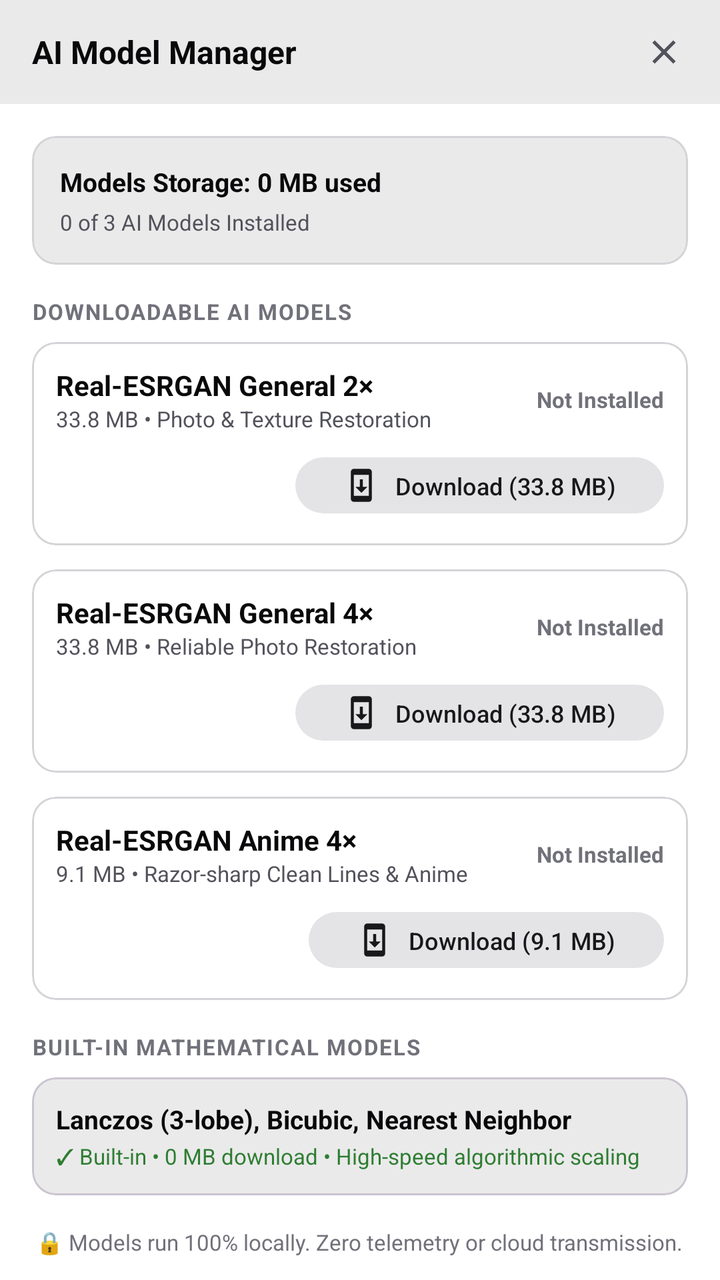
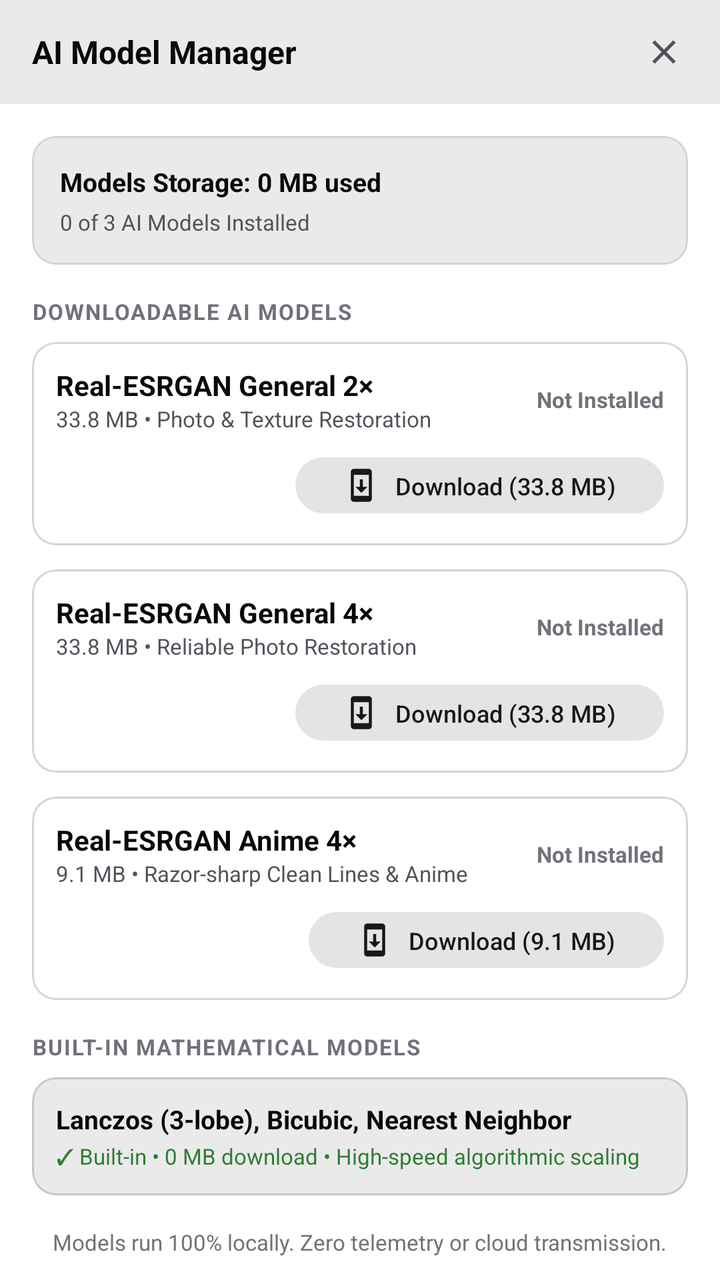

Two renders of the same Android screen: before a commit and after it. Below are the layout's source before the change and the commit's diff.
<!-- AndroidManifest.xml: application theme Theme.VeilFrame -->
<!-- res/layout/dialog_upscale_model_manager.xml -->
<?xml version="1.0" encoding="utf-8"?>
<LinearLayout xmlns:android="http://schemas.android.com/apk/res/android"
    xmlns:app="http://schemas.android.com/apk/res-auto"
    android:layout_width="match_parent"
    android:layout_height="wrap_content"
    android:background="@color/vf_surface"
    android:orientation="vertical">

    
    <LinearLayout
        android:layout_width="match_parent"
        android:layout_height="52dp"
        android:gravity="center_vertical"
        android:orientation="horizontal"
        android:paddingStart="16dp"
        android:paddingEnd="12dp"
        android:background="@color/vf_surface_variant">

        <TextView
            android:layout_width="0dp"
            android:layout_height="wrap_content"
            android:layout_weight="1"
            android:text="AI Model Manager"
            android:textColor="@color/vf_text_primary"
            android:textSize="16sp"
            android:textStyle="bold" />

        <com.google.android.material.button.MaterialButton
            android:id="@+id/btnModelManagerClose"
            style="@style/Widget.Material3.Button.IconButton"
            android:layout_width="40dp"
            android:layout_height="40dp"
            android:contentDescription="Close Model Manager"
            app:icon="@drawable/ic_close"
            app:iconTint="@color/vf_text_secondary" />
    </LinearLayout>

    
    <androidx.core.widget.NestedScrollView
        android:layout_width="match_parent"
        android:layout_height="wrap_content"
        android:maxHeight="520dp"
        android:fillViewport="true">

        <LinearLayout
            android:layout_width="match_parent"
            android:layout_height="wrap_content"
            android:orientation="vertical"
            android:padding="16dp">

            
            <com.google.android.material.card.MaterialCardView
                android:layout_width="match_parent"
                android:layout_height="wrap_content"
                android:layout_marginBottom="16dp"
                app:cardBackgroundColor="@color/vf_surface_variant"
                app:cardCornerRadius="12dp"
                app:strokeColor="@color/vf_surface_stroke"
                app:strokeWidth="1dp">

                <LinearLayout
                    android:layout_width="match_parent"
                    android:layout_height="wrap_content"
                    android:orientation="vertical"
                    android:padding="14dp">

                    <TextView
                        android:id="@+id/tvModelStorageSummary"
                        android:layout_width="wrap_content"
                        android:layout_height="wrap_content"
                        android:text="Models Storage: 0 MB used"
                        android:textColor="@color/vf_text_primary"
                        android:textSize="13sp"
                        android:textStyle="bold"
                        android:layout_marginBottom="4dp" />

                    <TextView
                        android:id="@+id/tvModelCountSummary"
                        android:layout_width="wrap_content"
                        android:layout_height="wrap_content"
                        android:text="0 of 3 AI Models Installed"
                        android:textColor="@color/vf_text_secondary"
                        android:textSize="11sp" />
                </LinearLayout>
            </com.google.android.material.card.MaterialCardView>

            
            <TextView
                android:layout_width="wrap_content"
                android:layout_height="wrap_content"
                android:text="DOWNLOADABLE AI MODELS"
                android:textColor="@color/vf_text_muted"
                android:textSize="11sp"
                android:textStyle="bold"
                android:letterSpacing="0.06"
                android:layout_marginBottom="8dp" />

            
            <com.google.android.material.card.MaterialCardView
                android:layout_width="match_parent"
                android:layout_height="wrap_content"
                android:layout_marginBottom="12dp"
                app:cardBackgroundColor="@color/vf_surface"
                app:cardCornerRadius="12dp"
                app:strokeColor="@color/vf_surface_stroke"
                app:strokeWidth="1dp">

                <LinearLayout
                    android:layout_width="match_parent"
                    android:layout_height="wrap_content"
                    android:orientation="vertical"
                    android:padding="12dp">

                    <LinearLayout
                        android:layout_width="match_parent"
                        android:layout_height="wrap_content"
                        android:orientation="horizontal"
                        android:gravity="center_vertical">

                        <LinearLayout
                            android:layout_width="0dp"
                            android:layout_height="wrap_content"
                            android:layout_weight="1"
                            android:orientation="vertical">

                            <TextView
                                android:layout_width="wrap_content"
                                android:layout_height="wrap_content"
                                android:text="Real-ESRGAN General 2×"
                                android:textColor="@color/vf_text_primary"
                                android:textSize="14sp"
                                android:textStyle="bold" />

                            <TextView
                                android:layout_width="wrap_content"
                                android:layout_height="wrap_content"
                                android:text="33.8 MB • Photo &amp; Texture Restoration"
                                android:textColor="@color/vf_text_secondary"
                                android:textSize="11sp" />
                        </LinearLayout>

                        <TextView
                            android:id="@+id/tvModelStatus2x"
                            android:layout_width="wrap_content"
                            android:layout_height="wrap_content"
                            android:text="Not Installed"
                            android:textColor="@color/vf_text_muted"
                            android:textSize="11sp"
                            android:textStyle="bold" />
                    </LinearLayout>

                    <com.google.android.material.progressindicator.LinearProgressIndicator
                        android:id="@+id/progressModel2x"
                        android:layout_width="match_parent"
                        android:layout_height="wrap_content"
                        android:layout_marginTop="8dp"
                        android:layout_marginBottom="4dp"
                        android:indeterminate="true"
                        android:visibility="gone"
                        app:indicatorColor="@color/vf_primary"
                        app:trackColor="@color/vf_surface_variant" />

                    <LinearLayout
                        android:layout_width="match_parent"
                        android:layout_height="wrap_content"
                        android:orientation="horizontal"
                        android:gravity="end"
                        android:layout_marginTop="8dp">

                        <com.google.android.material.button.MaterialButton
                            android:id="@+id/btnDeleteModel2x"
                            style="@style/Widget.Material3.Button.TextButton"
                            android:layout_width="wrap_content"
                            android:layout_height="36dp"
                            android:text="Delete"
                            android:textColor="@color/vf_accent_red"
                            android:textSize="12sp"
                            android:visibility="gone" />

                        <com.google.android.material.button.MaterialButton
                            android:id="@+id/btnDownloadModel2x"
                            style="@style/Widget.Material3.Button.TonalButton"
                            android:layout_width="wrap_content"
                            android:layout_height="36dp"
                            android:text="Download (33.8 MB)"
                            android:textSize="12sp"
                            android:textColor="@color/vf_primary"
                            app:icon="@drawable/ic_system_update"
                            app:iconTint="@color/vf_primary" />
                    </LinearLayout>
                </LinearLayout>
            </com.google.android.material.card.MaterialCardView>

            
            <com.google.android.material.card.MaterialCardView
                android:layout_width="match_parent"
                android:layout_height="wrap_content"
                android:layout_marginBottom="12dp"
                app:cardBackgroundColor="@color/vf_surface"
                app:cardCornerRadius="12dp"
                app:strokeColor="@color/vf_surface_stroke"
                app:strokeWidth="1dp">

                <LinearLayout
                    android:layout_width="match_parent"
                    android:layout_height="wrap_content"
                    android:orientation="vertical"
                    android:padding="12dp">

                    <LinearLayout
                        android:layout_width="match_parent"
                        android:layout_height="wrap_content"
                        android:orientation="horizontal"
                        android:gravity="center_vertical">

                        <LinearLayout
                            android:layout_width="0dp"
                            android:layout_height="wrap_content"
                            android:layout_weight="1"
                            android:orientation="vertical">

                            <TextView
                                android:layout_width="wrap_content"
                                android:layout_height="wrap_content"
                                android:text="Real-ESRGAN General 4×"
                                android:textColor="@color/vf_text_primary"
                                android:textSize="14sp"
                                android:textStyle="bold" />

                            <TextView
                                android:layout_width="wrap_content"
                                android:layout_height="wrap_content"
                                android:text="33.8 MB • Reliable Photo Restoration"
                                android:textColor="@color/vf_text_secondary"
                                android:textSize="11sp" />
                        </LinearLayout>

                        <TextView
                            android:id="@+id/tvModelStatus4x"
                            android:layout_width="wrap_content"
                            android:layout_height="wrap_content"
                            android:text="Not Installed"
                            android:textColor="@color/vf_text_muted"
                            android:textSize="11sp"
                            android:textStyle="bold" />
                    </LinearLayout>

                    <com.google.android.material.progressindicator.LinearProgressIndicator
                        android:id="@+id/progressModel4x"
                        android:layout_width="match_parent"
                        android:layout_height="wrap_content"
                        android:layout_marginTop="8dp"
                        android:layout_marginBottom="4dp"
                        android:indeterminate="true"
                        android:visibility="gone"
                        app:indicatorColor="@color/vf_primary"
                        app:trackColor="@color/vf_surface_variant" />

                    <LinearLayout
                        android:layout_width="match_parent"
                        android:layout_height="wrap_content"
                        android:orientation="horizontal"
                        android:gravity="end"
                        android:layout_marginTop="8dp">

                        <com.google.android.material.button.MaterialButton
                            android:id="@+id/btnDeleteModel4x"
                            style="@style/Widget.Material3.Button.TextButton"
                            android:layout_width="wrap_content"
                            android:layout_height="36dp"
                            android:text="Delete"
                            android:textColor="@color/vf_accent_red"
                            android:textSize="12sp"
                            android:visibility="gone" />

                        <com.google.android.material.button.MaterialButton
                            android:id="@+id/btnDownloadModel4x"
                            style="@style/Widget.Material3.Button.TonalButton"
                            android:layout_width="wrap_content"
                            android:layout_height="36dp"
                            android:text="Download (33.8 MB)"
                            android:textSize="12sp"
                            android:textColor="@color/vf_primary"
                            app:icon="@drawable/ic_system_update"
                            app:iconTint="@color/vf_primary" />
                    </LinearLayout>
                </LinearLayout>
            </com.google.android.material.card.MaterialCardView>

            
            <com.google.android.material.card.MaterialCardView
                android:layout_width="match_parent"
                android:layout_height="wrap_content"
                android:layout_marginBottom="16dp"
                app:cardBackgroundColor="@color/vf_surface"
                app:cardCornerRadius="12dp"
                app:strokeColor="@color/vf_surface_stroke"
                app:strokeWidth="1dp">

                <LinearLayout
                    android:layout_width="match_parent"
                    android:layout_height="wrap_content"
                    android:orientation="vertical"
                    android:padding="12dp">

                    <LinearLayout
                        android:layout_width="match_parent"
                        android:layout_height="wrap_content"
                        android:orientation="horizontal"
                        android:gravity="center_vertical">

                        <LinearLayout
                            android:layout_width="0dp"
                            android:layout_height="wrap_content"
                            android:layout_weight="1"
                            android:orientation="vertical">

                            <TextView
                                android:layout_width="wrap_content"
                                android:layout_height="wrap_content"
                                android:text="Real-ESRGAN Anime 4×"
                                android:textColor="@color/vf_text_primary"
                                android:textSize="14sp"
                                android:textStyle="bold" />

                            <TextView
                                android:layout_width="wrap_content"
                                android:layout_height="wrap_content"
                                android:text="9.1 MB • Razor-sharp Clean Lines &amp; Anime"
                                android:textColor="@color/vf_text_secondary"
                                android:textSize="11sp" />
                        </LinearLayout>

                        <TextView
                            android:id="@+id/tvModelStatusAnime"
                            android:layout_width="wrap_content"
                            android:layout_height="wrap_content"
                            android:text="Not Installed"
                            android:textColor="@color/vf_text_muted"
                            android:textSize="11sp"
                            android:textStyle="bold" />
                    </LinearLayout>

                    <com.google.android.material.progressindicator.LinearProgressIndicator
                        android:id="@+id/progressModelAnime"
                        android:layout_width="match_parent"
                        android:layout_height="wrap_content"
                        android:layout_marginTop="8dp"
                        android:layout_marginBottom="4dp"
                        android:indeterminate="true"
                        android:visibility="gone"
                        app:indicatorColor="@color/vf_primary"
                        app:trackColor="@color/vf_surface_variant" />

                    <LinearLayout
                        android:layout_width="match_parent"
                        android:layout_height="wrap_content"
                        android:orientation="horizontal"
                        android:gravity="end"
                        android:layout_marginTop="8dp">

                        <com.google.android.material.button.MaterialButton
                            android:id="@+id/btnDeleteModelAnime"
                            style="@style/Widget.Material3.Button.TextButton"
                            android:layout_width="wrap_content"
                            android:layout_height="36dp"
                            android:text="Delete"
                            android:textColor="@color/vf_accent_red"
                            android:textSize="12sp"
                            android:visibility="gone" />

                        <com.google.android.material.button.MaterialButton
                            android:id="@+id/btnDownloadModelAnime"
                            style="@style/Widget.Material3.Button.TonalButton"
                            android:layout_width="wrap_content"
                            android:layout_height="36dp"
                            android:text="Download (9.1 MB)"
                            android:textSize="12sp"
                            android:textColor="@color/vf_primary"
                            app:icon="@drawable/ic_system_update"
                            app:iconTint="@color/vf_primary" />
                    </LinearLayout>
                </LinearLayout>
            </com.google.android.material.card.MaterialCardView>

            
            <TextView
                android:layout_width="wrap_content"
                android:layout_height="wrap_content"
                android:text="BUILT-IN MATHEMATICAL MODELS"
                android:textColor="@color/vf_text_muted"
                android:textSize="11sp"
                android:textStyle="bold"
                android:letterSpacing="0.06"
                android:layout_marginBottom="8dp" />

            
            <com.google.android.material.card.MaterialCardView
                android:layout_width="match_parent"
                android:layout_height="wrap_content"
                android:layout_marginBottom="16dp"
                app:cardBackgroundColor="@color/vf_surface_variant"
                app:cardCornerRadius="12dp">

                <LinearLayout
                    android:layout_width="match_parent"
                    android:layout_height="wrap_content"
                    android:orientation="vertical"
                    android:padding="12dp">

                    <TextView
                        android:layout_width="wrap_content"
                        android:layout_height="wrap_content"
                        android:text="Lanczos (3-lobe), Bicubic, Nearest Neighbor"
                        android:textColor="@color/vf_text_primary"
                        android:textSize="13sp"
                        android:textStyle="bold"
                        android:layout_marginBottom="2dp" />

                    <TextView
                        android:layout_width="wrap_content"
                        android:layout_height="wrap_content"
                        android:text="✓ Built-in • 0 MB download • High-speed algorithmic scaling"
                        android:textColor="@color/vf_accent_green"
                        android:textSize="11sp" />
                </LinearLayout>
            </com.google.android.material.card.MaterialCardView>

            
            <TextView
                android:layout_width="wrap_content"
                android:layout_height="wrap_content"
                android:layout_gravity="center"
                android:text="🔒 Models run 100% locally. Zero telemetry or cloud transmission."
                android:textColor="@color/vf_text_muted"
                android:textSize="11sp" />
        </LinearLayout>
    </androidx.core.widget.NestedScrollView>
</LinearLayout>
<!-- resources referenced by this layout -->
<resources>
  <color name="vf_accent_green">#2E7D32</color>
  <color name="vf_accent_red">#C53030</color>
  <color name="vf_primary">#18181B</color>
  <color name="vf_surface">#FFFFFF</color>
  <color name="vf_surface_stroke">#D4D4D8</color>
  <color name="vf_surface_variant">#EAEAEA</color>
  <color name="vf_text_muted">#71717A</color>
  <color name="vf_text_primary">#09090B</color>
  <color name="vf_text_secondary">#52525B</color>
  <!-- drawable ic_close (drawable) -->
  <?xml version="1.0" encoding="utf-8"?>
  <vector xmlns:android="http://schemas.android.com/apk/res/android"
      android:width="24dp"
      android:height="24dp"
      android:viewportWidth="24"
      android:viewportHeight="24">
      <path
          android:fillColor="@color/vf_text_secondary"
          android:pathData="M19,6.41L17.59,5 12,10.59 6.41,5 5,6.41 10.59,12 5,17.59 6.41,19 12,13.41 17.59,19 19,17.59 13.41,12z"/>
  </vector>
  <style name="Theme.VeilFrame" parent="Theme.Material3.DayNight.NoActionBar">
          
          <item name="colorPrimary">@color/vf_primary</item>
          <item name="colorOnPrimary">@color/vf_on_primary</item>
          <item name="colorPrimaryContainer">@color/vf_primary_container</item>
          <item name="colorOnPrimaryContainer">@color/vf_text_primary</item>
  
          
          <item name="colorSecondary">@color/vf_secondary</item>
          <item name="colorOnSecondary">@color/vf_on_secondary</item>
          <item name="colorSecondaryContainer">@color/vf_secondary_container</item>
          <item name="colorOnSecondaryContainer">@color/vf_text_primary</item>
  
          
          <item name="android:windowBackground">@color/vf_bg_dark</item>
          <item name="colorSurface">@color/vf_surface</item>
          <item name="colorSurfaceVariant">@color/vf_surface_variant</item>
          <item name="colorOnSurface">@color/vf_text_primary</item>
          <item name="colorOnSurfaceVariant">@color/vf_text_secondary</item>
  
          
          <item name="android:statusBarColor">@color/vf_bg_dark</item>
          <item name="android:navigationBarColor">@color/vf_bg_dark</item>
          <item name="android:windowLightStatusBar">false</item>
      </style>
  <color name="vf_on_primary">#FFFFFF</color>
  <color name="vf_primary_container">#E4E4E7</color>
  <color name="vf_secondary">#52525B</color>
  <color name="vf_on_secondary">#18181B</color>
  <color name="vf_secondary_container">#E4E4E7</color>
  <color name="vf_bg_dark">#F4F4F6</color>
  <!-- unchanged entries left out for length: 1 -->
</resources>

<!-- the commit's change to res/layout/dialog_upscale_model_manager.xml (unified diff, before → after) -->
@@ -431,7 +431,7 @@
                 android:layout_width="wrap_content"
                 android:layout_height="wrap_content"
                 android:layout_gravity="center"
-                android:text="🔒 Models run 100% locally. Zero telemetry or cloud transmission."
+                android:text="Models run 100% locally. Zero telemetry or cloud transmission."
                 android:textColor="@color/vf_text_muted"
                 android:textSize="11sp" />
         </LinearLayout>
<!-- resource entries referenced after the edit -->
@@ -44,6 +44,9 @@
           <item name="android:statusBarColor">@color/vf_bg_dark</item>
           <item name="android:navigationBarColor">@color/vf_bg_dark</item>
           <item name="android:windowLightStatusBar">false</item>
+  
+          
+          <item name="materialAlertDialogTheme">@style/ThemeOverlay.VeilFrame.MaterialAlertDialog</item>
       </style>
   <color name="vf_on_primary">#FFFFFF</color>
   <color name="vf_primary_container">#E4E4E7</color>
@@ -51,6 +54,26 @@
   <color name="vf_on_secondary">#18181B</color>
   <color name="vf_secondary_container">#E4E4E7</color>
   <color name="vf_bg_dark">#F4F4F6</color>
+  <style name="ThemeOverlay.VeilFrame.MaterialAlertDialog" parent="ThemeOverlay.Material3.MaterialAlertDialog">
+          <item name="shapeAppearance">@style/ShapeAppearance.VeilFrame.Dialog</item>
+          <item name="shapeAppearanceOverlay">@style/ShapeAppearance.VeilFrame.Dialog</item>
+          <item name="colorSurface">@color/vf_surface</item>
+          <item name="colorOnSurface">@color/vf_text_primary</item>
+          <item name="buttonBarPositiveButtonStyle">@style/Widget.VeilFrame.Button.Pill</item>
+          <item name="buttonBarNegativeButtonStyle">@style/Widget.VeilFrame.Button.Text</item>
+      </style>
+  <style name="ShapeAppearance.VeilFrame.Dialog" parent="ShapeAppearance.Material3.Corner.ExtraLarge">
+          <item name="cornerSize">28dp</item>
+      </style>
+  <style name="Widget.VeilFrame.Button.Pill" parent="Widget.Material3.Button">
+          <item name="shapeAppearance">@style/ShapeAppearance.VeilFrame.Pill</item>
+      </style>
+  <style name="Widget.VeilFrame.Button.Text" parent="Widget.Material3.Button.TextButton">
+          <item name="shapeAppearance">@style/ShapeAppearance.VeilFrame.Pill</item>
+      </style>
+  <style name="ShapeAppearance.VeilFrame.Pill" parent="ShapeAppearance.Material3.Corner.Full">
+          <item name="cornerSize">50%</item>
+      </style>
   <!-- unchanged entries left out for length: 1 -->
 </resources>
 
